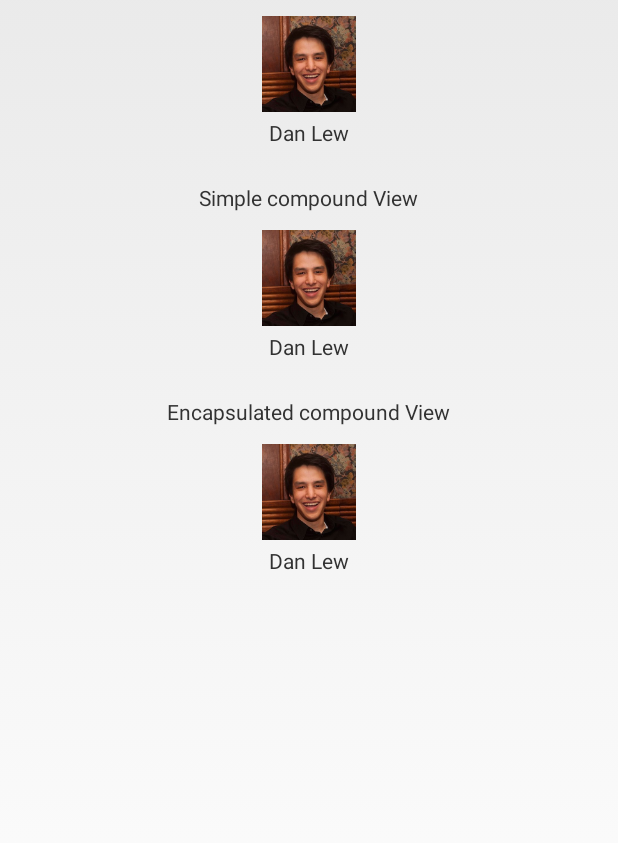
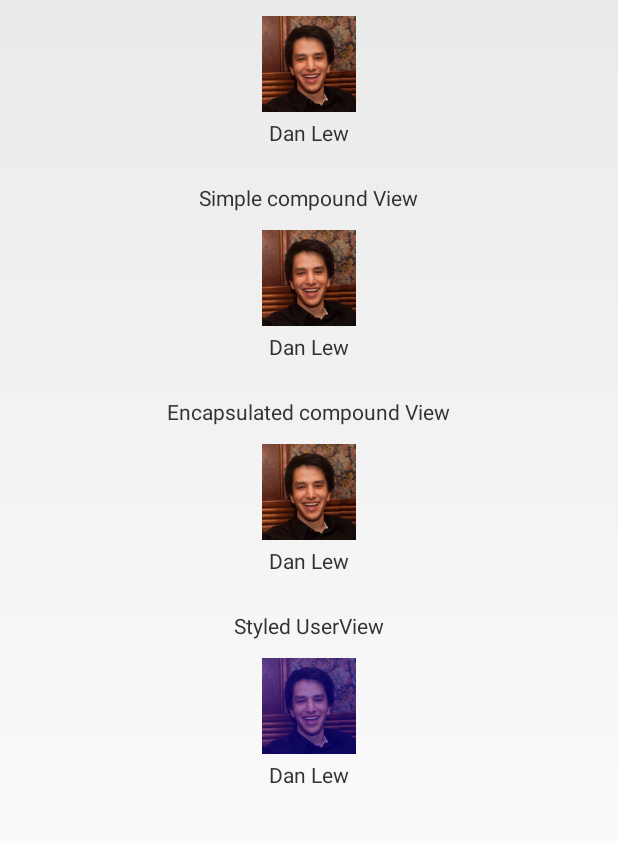
Before and after one commit to dlew/android-custom-views-sample, an Android app: the screen it shows after launch (SampleActivity), on a phone screen of 412 x 824 dp, the part 127-970 px from its top. Run offline under Robolectric (Android 15) with nearby library versions, the phone set to English and light mode, and no system bars.

Commit message:
Added an attribute-styled UserView

```diff
--- a/app/src/main/java/net/danlew/customviews/SampleActivity.java
+++ b/app/src/main/java/net/danlew/customviews/SampleActivity.java
@@ -33,6 +33,9 @@ public class SampleActivity extends Activity {
 
         // Encapsulation-bound compound View demonstration
         addEncapsulatedUserView();
+
+        // UserView with XML-defined attributes
+        addStyledUserView();
     }
 
     private void addSample(CharSequence title, View sample) {
@@ -69,4 +72,14 @@ public class SampleActivity extends Activity {
 
         addSample("Encapsulated compound View", userView);
     }
+
+    private void addStyledUserView() {
+        // Normally you would provide a way to set these attributes in code; in our case
+        // we're demonstrating XML attributes so we're doing it the hard way.
+        UserViewAttrs userView = (UserViewAttrs) LayoutInflater.from(this)
+            .inflate(R.layout.user_view_attrs, null, false);
+        userView.bind(mUser);
+
+        addSample("Styled UserView", userView);
+    }
 }
--- /dev/null
+++ b/app/src/main/java/net/danlew/customviews/UserViewAttrs.java
@@ -0,0 +1,55 @@
+package net.danlew.customviews;
+
+import android.content.Context;
+import android.content.res.TypedArray;
+import android.graphics.Color;
+import android.util.AttributeSet;
+import android.view.Gravity;
+import android.view.LayoutInflater;
+import android.widget.ImageView;
+import android.widget.LinearLayout;
+import android.widget.TextView;
+
+/**
+ * UserView that lets you tint the icon view a color from attributes.
+ */
+public class UserViewAttrs extends LinearLayout {
+
+    private ImageView mIconView;
+    private TextView mNameView;
+
+    public UserViewAttrs(Context context) {
+        // If you want to be able to create a View in code or XML, keep both constructors
+        this(context, null);
+    }
+
+    public UserViewAttrs(Context context, AttributeSet attrs) {
+        super(context, attrs);
+
+        setOrientation(LinearLayout.VERTICAL);
+        setGravity(Gravity.CENTER);
+
+        LayoutInflater.from(context).inflate(R.layout.user_view_merge, this);
+        mIconView = (ImageView) findViewById(R.id.icon);
+        mNameView = (TextView) findViewById(R.id.name);
+
+        TypedArray ta = context.obtainStyledAttributes(attrs, R.styleable.UserView);
+        setTint(ta.getColor(R.styleable.UserView_tint, Color.TRANSPARENT));
+        ta.recycle();
+    }
+
+    // It's a good idea to allow styleable attributes to still be customized at runtime
+    public void setTint(int color) {
+        if (color == Color.TRANSPARENT) {
+            mIconView.setColorFilter(null);
+        }
+        else {
+            mIconView.setColorFilter(color);
+        }
+    }
+
+    public void bind(User user) {
+        mIconView.setImageResource(user.getIcon());
+        mNameView.setText(user.getName());
+    }
+}
--- a/app/src/main/java/net/danlew/customviews/UserViewEncapsulated.java
+++ b/app/src/main/java/net/danlew/customviews/UserViewEncapsulated.java
@@ -8,7 +8,7 @@ import android.widget.LinearLayout;
 import android.widget.TextView;
 
 /**
- * Simple UserView that wraps multiple Views together. Does nothing else.
+ * UserView that has a special knowledge of how to bind relevant data.
  */
 public class UserViewEncapsulated extends LinearLayout {
 
--- a/app/src/main/res/layout/activity_sample.xml
+++ b/app/src/main/res/layout/activity_sample.xml
@@ -2,16 +2,16 @@
     xmlns:tools="http://schemas.android.com/tools"
     android:layout_width="match_parent"
     android:layout_height="match_parent"
-    android:paddingBottom="@dimen/activity_vertical_margin"
-    android:paddingLeft="@dimen/activity_horizontal_margin"
-    android:paddingRight="@dimen/activity_horizontal_margin"
-    android:paddingTop="@dimen/activity_vertical_margin"
     tools:context=".SampleActivity">
 
     <LinearLayout
         android:id="@+id/sample_container"
         android:layout_width="match_parent"
         android:layout_height="match_parent"
-        android:orientation="vertical" />
+        android:orientation="vertical"
+        android:paddingBottom="@dimen/activity_vertical_margin"
+        android:paddingLeft="@dimen/activity_horizontal_margin"
+        android:paddingRight="@dimen/activity_horizontal_margin"
+        android:paddingTop="@dimen/activity_vertical_margin" />
 
 </ScrollView>
--- /dev/null
+++ b/app/src/main/res/layout/user_view_attrs.xml
@@ -0,0 +1,6 @@
+<net.danlew.customviews.UserViewAttrs
+    xmlns:android="http://schemas.android.com/apk/res/android"
+    xmlns:app="http://schemas.android.com/apk/res-auto"
+    android:layout_width="wrap_content"
+    android:layout_height="wrap_content"
+    app:tint="#500F" />
--- /dev/null
+++ b/app/src/main/res/values/attrs.xml
@@ -0,0 +1,6 @@
+<?xml version="1.0" encoding="utf-8"?>
+<resources>
+    <declare-styleable name="UserView">
+        <attr name="tint" format="color" />
+    </declare-styleable>
+</resources>
```
